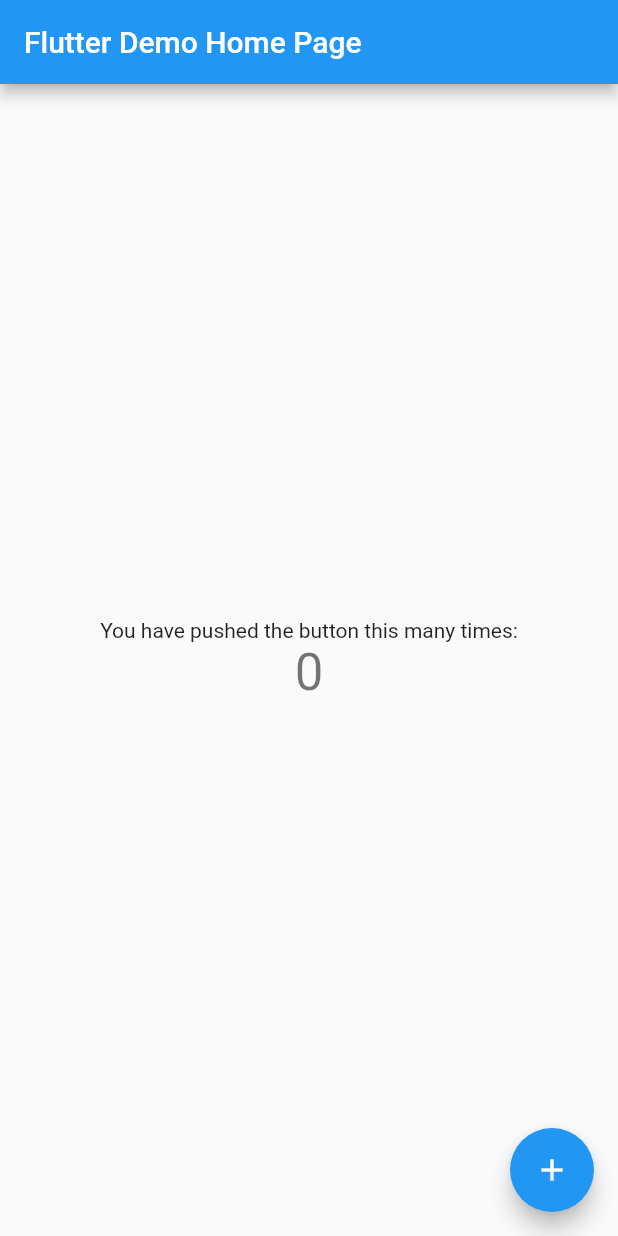
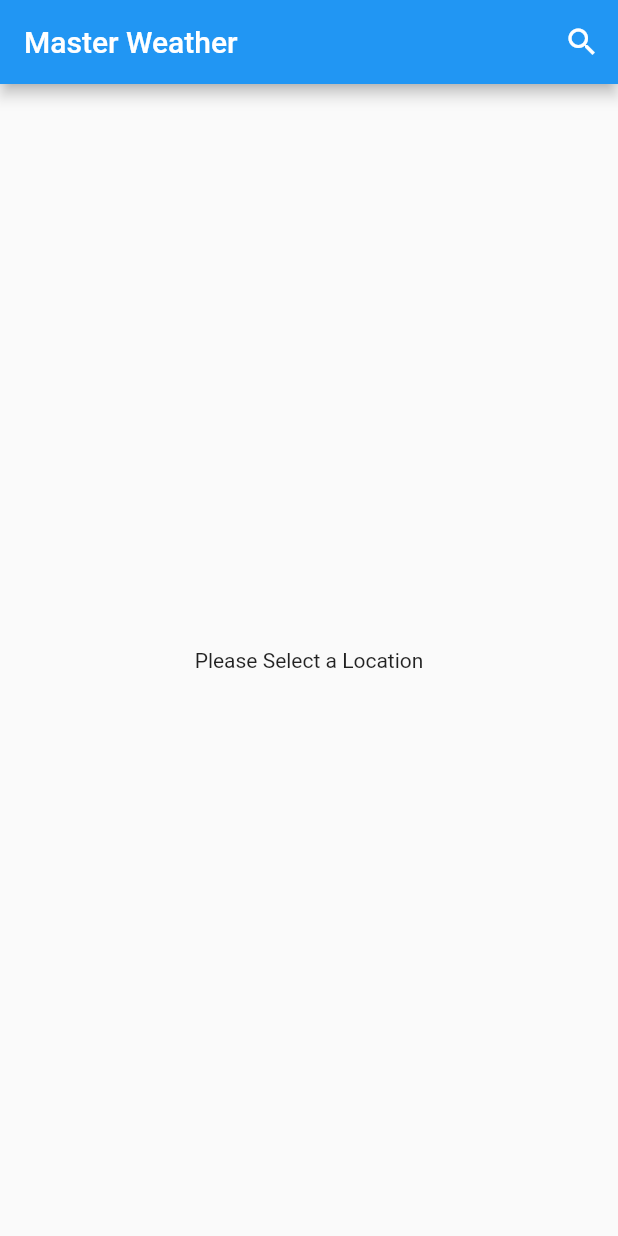
Before and after one commit to Vitaly-V/weather_master, a Flutter app: the screen it shows after launch, on a phone screen of 412 x 824 dp. Run offline on Flutter 3.47's test engine with Material 2 defaults, Android fonts, the phone set to English and light mode, and no system bars; our stand-ins replace bloc, equatable, flutter_bloc.

Commit message:
Fix weather bloc. Add a part of UI

```diff
--- a/lib/blocs/weather_bloc.dart
+++ b/lib/blocs/weather_bloc.dart
@@ -20,7 +20,7 @@ class WeatherBloc extends Bloc<WeatherEvent, WeatherState> {
       yield WeatherLoading();
       try {
         final Weather weather = await weatherRepository.getWeather(event.city);
-        yield WeatherLoaded();
+        yield WeatherLoaded(weather: weather);
       } catch (_) {
         yield WeatherError();
       }
--- a/lib/main.dart
+++ b/lib/main.dart
@@ -1,117 +1,36 @@
 import 'package:flutter/material.dart';
 import 'package:flutter_bloc/flutter_bloc.dart';
+import 'package:http/http.dart' as http;
+import 'package:weathermaster/blocs/blocs.dart';
+import 'package:weathermaster/repositories/repositories.dart';
 
 import 'simple_bloc_delegate.dart';
+import 'widgets/widgets.dart';
 
 void main() {
   BlocSupervisor.delegate = SimpleBlocDelegate();
-  runApp(MyApp());
+  final WeatherRepository weatherRepository = WeatherRepository(
+      weatherApiClient: WeatherApiClient(
+    httpClient: http.Client(),
+  ));
+  runApp(App(weatherRepository: weatherRepository));
 }
 
-class MyApp extends StatelessWidget {
-  // This widget is the root of your application.
+class App extends StatelessWidget {
+  final WeatherRepository weatherRepository;
+
+  App({Key key, @required this.weatherRepository})
+      : assert(weatherRepository != null),
+        super(key: key);
+
   @override
   Widget build(BuildContext context) {
     return MaterialApp(
-      title: 'Flutter Demo',
-      theme: ThemeData(
-        // This is the theme of your application.
-        //
-        // Try running your application with "flutter run". You'll see the
-        // application has a blue toolbar. Then, without quitting the app, try
-        // changing the primarySwatch below to Colors.green and then invoke
-        // "hot reload" (press "r" in the console where you ran "flutter run",
-        // or simply save your changes to "hot reload" in a Flutter IDE).
-        // Notice that the counter didn't reset back to zero; the application
-        // is not restarted.
-        primarySwatch: Colors.blue,
+      title: 'Master Weather',
+      home: BlocProvider(
+        create: (context) => WeatherBloc(weatherRepository: weatherRepository),
+        child: Weather(),
       ),
-      home: MyHomePage(title: 'Flutter Demo Home Page'),
     );
   }
 }
-
-class MyHomePage extends StatefulWidget {
-  MyHomePage({Key key, this.title}) : super(key: key);
-
-  // This widget is the home page of your application. It is stateful, meaning
-  // that it has a State object (defined below) that contains fields that affect
-  // how it looks.
-
-  // This class is the configuration for the state. It holds the values (in this
-  // case the title) provided by the parent (in this case the App widget) and
-  // used by the build method of the State. Fields in a Widget subclass are
-  // always marked "final".
-
-  final String title;
-
-  @override
-  _MyHomePageState createState() => _MyHomePageState();
-}
-
-class _MyHomePageState extends State<MyHomePage> {
-  int _counter = 0;
-
-  void _incrementCounter() {
-    setState(() {
-      // This call to setState tells the Flutter framework that something has
-      // changed in this State, which causes it to rerun the build method below
-      // so that the display can reflect the updated values. If we changed
-      // _counter without calling setState(), then the build method would not be
-      // called again, and so nothing would appear to happen.
-      _counter++;
-    });
-  }
-
-  @override
-  Widget build(BuildContext context) {
-    // This method is rerun every time setState is called, for instance as done
-    // by the _incrementCounter method above.
-    //
-    // The Flutter framework has been optimized to make rerunning build methods
-    // fast, so that you can just rebuild anything that needs updating rather
-    // than having to individually change instances of widgets.
-    return Scaffold(
-      appBar: AppBar(
-        // Here we take the value from the MyHomePage object that was created by
-        // the App.build method, and use it to set our appbar title.
-        title: Text(widget.title),
-      ),
-      body: Center(
-        // Center is a layout widget. It takes a single child and positions it
-        // in the middle of the parent.
-        child: Column(
-          // Column is also a layout widget. It takes a list of children and
-          // arranges them vertically. By default, it sizes itself to fit its
-          // children horizontally, and tries to be as tall as its parent.
-          //
-          // Invoke "debug painting" (press "p" in the console, choose the
-          // "Toggle Debug Paint" action from the Flutter Inspector in Android
-          // Studio, or the "Toggle Debug Paint" command in Visual Studio Code)
-          // to see the wireframe for each widget.
-          //
-          // Column has various properties to control how it sizes itself and
-          // how it positions its children. Here we use mainAxisAlignment to
-          // center the children vertically; the main axis here is the vertical
-          // axis because Columns are vertical (the cross axis would be
-          // horizontal).
-          mainAxisAlignment: MainAxisAlignment.center,
-          children: <Widget>[
-            Text(
-              'You have pushed the button this many times:',
-            ),
-            Text(
-              '$_counter',
-              style: Theme.of(context).textTheme.headline4,
-            ),
-          ],
-        ),
-      ),
-      floatingActionButton: FloatingActionButton(
-        onPressed: _incrementCounter,
-        tooltip: 'Increment',
-        child: Icon(Icons.add),
-      ), // This trailing comma makes auto-formatting nicer for build methods.
-    );
-  }
-}
--- /dev/null
+++ b/lib/widgets/combined_weather_temperature.dart
@@ -0,0 +1,49 @@
+import 'package:flutter/material.dart';
+
+import '../models/models.dart' as model;
+import 'widgets.dart';
+
+class CombinedWeatherTemperature extends StatelessWidget {
+  final model.Weather weather;
+
+  CombinedWeatherTemperature({
+    Key key,
+    @required this.weather,
+  })  : assert(weather != null),
+        super(key: key);
+
+  @override
+  Widget build(BuildContext context) {
+    return Column(
+      children: [
+        Row(
+          mainAxisAlignment: MainAxisAlignment.center,
+          children: <Widget>[
+            Padding(
+              padding: EdgeInsets.all(20.0),
+              child: WeatherConditions(condition: weather.condition),
+            ),
+            Padding(
+              padding: EdgeInsets.all(20.0),
+              child: Temperature(
+                temperature: weather.temp,
+                high: weather.maxTemp,
+                low: weather.minTemp,
+              ),
+            ),
+          ],
+        ),
+        Center(
+          child: Text(
+            weather.formattedCondition,
+            style: TextStyle(
+              fontSize: 30,
+              fontWeight: FontWeight.w200,
+              color: Colors.white,
+            ),
+          ),
+        ),
+      ],
+    );
+  }
+}
--- /dev/null
+++ b/lib/widgets/location.dart
@@ -0,0 +1,21 @@
+import 'package:flutter/material.dart';
+
+class Location extends StatelessWidget {
+  final String location;
+
+  Location({Key key, @required this.location})
+      : assert(location != null),
+        super(key: key);
+
+  @override
+  Widget build(BuildContext context) {
+    return Text(
+      location,
+      style: TextStyle(
+        fontSize: 30,
+        fontWeight: FontWeight.bold,
+        color: Colors.white,
+      ),
+    );
+  }
+}
--- /dev/null
+++ b/lib/widgets/weather.dart
@@ -0,0 +1,77 @@
+import 'package:flutter/material.dart';
+import 'package:flutter_bloc/flutter_bloc.dart';
+
+import '../blocs/blocs.dart';
+import 'widgets.dart';
+
+class Weather extends StatelessWidget {
+  @override
+  Widget build(BuildContext context) {
+    return Scaffold(
+      appBar: AppBar(
+        title: Text('Master Weather'),
+        actions: <Widget>[
+          IconButton(
+            icon: Icon(Icons.search),
+            onPressed: () async {
+              final city = await Navigator.push(
+                context,
+                MaterialPageRoute(
+                  builder: (context) => CitySelection(),
+                ),
+              );
+              if (city != null) {
+                BlocProvider.of<WeatherBloc>(context)
+                    .add(FetchWeather(city: city));
+              }
+            },
+          )
+        ],
+      ),
+      body: Center(
+        child: BlocBuilder<WeatherBloc, WeatherState>(
+          // ignore: missing_return
+          builder: (context, state) {
+            if (state is WeatherEmpty) {
+              return Center(child: Text('Please Select a Location'));
+            }
+            if (state is WeatherLoading) {
+              return Center(child: CircularProgressIndicator());
+            }
+            if (state is WeatherLoaded) {
+              final weather = state.weather;
+
+              return ListView(
+                children: <Widget>[
+                  Padding(
+                    padding: EdgeInsets.only(top: 100.0),
+                    child: Center(
+                      child: Location(location: weather.location),
+                    ),
+                  ),
+                  Center(
+                    child: LastUpdated(dateTime: weather.lastUpdated),
+                  ),
+                  Padding(
+                    padding: EdgeInsets.symmetric(vertical: 50.0),
+                    child: Center(
+                      child: CombinedWeatherTemperature(
+                        weather: weather,
+                      ),
+                    ),
+                  ),
+                ],
+              );
+            }
+            if (state is WeatherError) {
+              return Text(
+                'Something went wrong!',
+                style: TextStyle(color: Colors.red),
+              );
+            }
+          },
+        ),
+      ),
+    );
+  }
+}
--- /dev/null
+++ b/lib/widgets/widgets.dart
@@ -0,0 +1,7 @@
+export 'city_selection.dart';
+export 'combined_weather_temperature.dart';
+export 'last_updated.dart';
+export 'location.dart';
+export 'temperature.dart';
+export 'weather.dart';
+export 'weather_conditions.dart';
```
Also changed, not shown: lib/widgets/city_selection.dart (added, +43 -0 lines), lib/widgets/last_updated.dart (added, +21 -0 lines), lib/widgets/temperature.dart (added, +55 -0 lines), lib/widgets/weather_conditions.dart (added, +44 -0 lines), assets/clear.png (added), assets/cloudy.png (added), assets/rainy.png (added), assets/snow.png (added), assets/thunderstorm.png (added).
